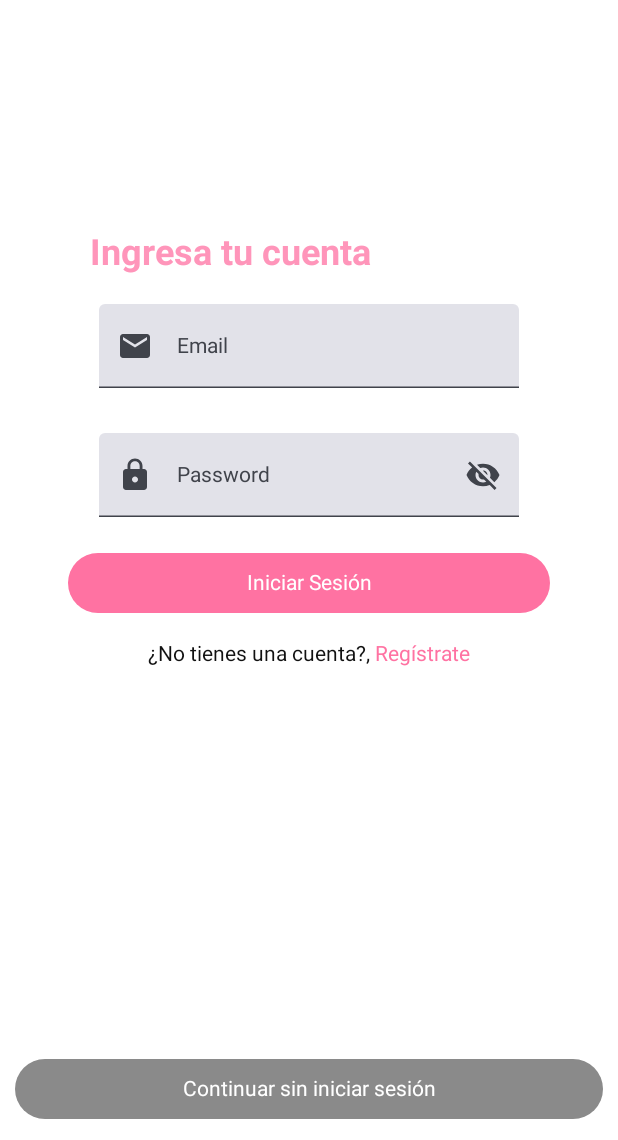
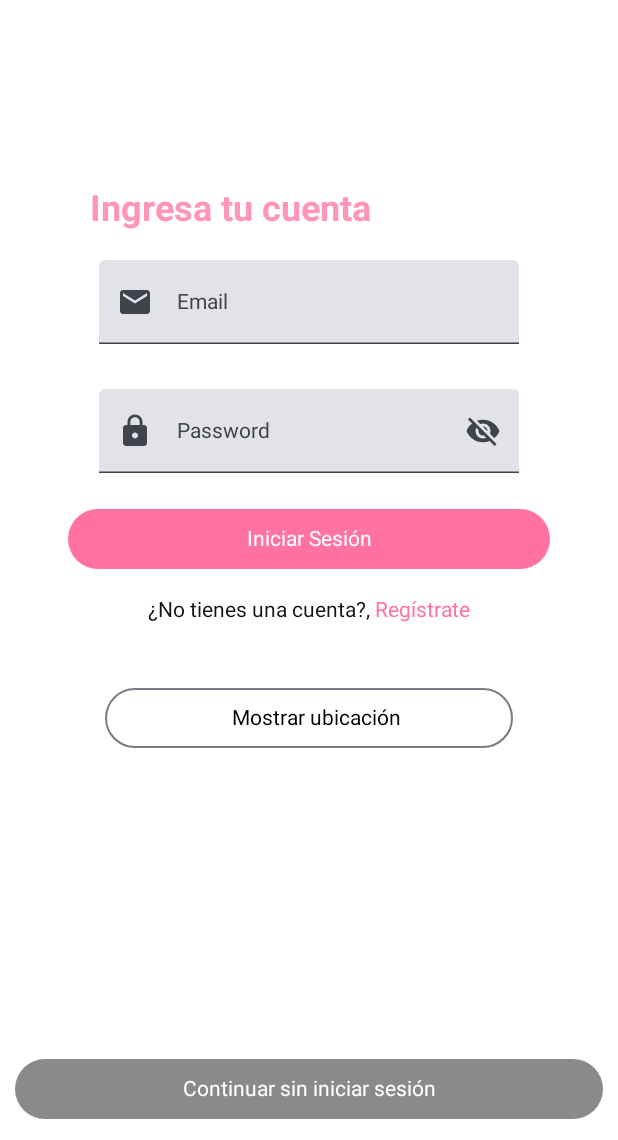
Before and after one commit to andreees-404/kitty-reader, an Android app built with Jetpack Compose: the LoginScreen screen opened through its navigation route, on a phone screen of 412 x 824 dp, the part 96-1236 px from its top. Run offline under Robolectric (Android 15) with nearby library versions, the phone set to English and light mode, and no system bars; our stand-ins replace Firebase (no records; nobody signed in at launch, a user with empty details on screens opened directly); libraries missing offline, so code that uses them is left out: com.facebook, com.facebook.appevents; 2 statements that could not run were skipped.

Commit message:
After gps

```diff
--- a/app/src/main/java/com/cutedomain/kittyreader/domain/controllers/FileHandler.kt
+++ b/app/src/main/java/com/cutedomain/kittyreader/domain/controllers/FileHandler.kt
@@ -2,9 +2,9 @@ package com.cutedomain.kittyreader.domain.controllers
 
 import android.content.Context
 import android.content.Intent
-import com.cutedomain.kittyreader.MainActivity
-import com.cutedomain.kittyreader.domain.EpubActivity
-import com.cutedomain.kittyreader.domain.PdfActivity
+import com.cutedomain.kittyreader.views.MainActivity
+import com.cutedomain.kittyreader.views.EpubActivity
+import com.cutedomain.kittyreader.views.PdfActivity
 import com.cutedomain.kittyreader.domain.UploadActivity
 
 @Suppress("IMPLICIT_CAST_TO_ANY")
--- a/app/src/main/java/com/cutedomain/kittyreader/domain/controllers/UserController.kt
+++ b/app/src/main/java/com/cutedomain/kittyreader/domain/controllers/UserController.kt
@@ -3,7 +3,7 @@ package com.cutedomain.kittyreader.domain.controllers
 import android.content.Context
 import android.content.Intent
 import android.util.Log
-import com.cutedomain.kittyreader.MainActivity
+import com.cutedomain.kittyreader.views.MainActivity
 import com.cutedomain.kittyreader.domain.UserViewModel
 import com.cutedomain.kittyreader.domain.controllers.database.DatabaseController
 import com.google.firebase.auth.FirebaseAuth
--- a/app/src/main/java/com/cutedomain/kittyreader/domain/controllers/auth/AuthActivity.kt
+++ b/app/src/main/java/com/cutedomain/kittyreader/domain/controllers/auth/AuthActivity.kt
@@ -3,7 +3,7 @@ package com.cutedomain.kittyreader.domain.controllers.auth
 import android.content.Intent
 import android.os.Bundle
 import androidx.appcompat.app.AppCompatActivity
-import com.cutedomain.kittyreader.MainActivity
+import com.cutedomain.kittyreader.views.MainActivity
 import com.facebook.CallbackManager
 import com.google.firebase.auth.FirebaseAuth
 
--- a/app/src/main/java/com/cutedomain/kittyreader/screens/ChooseFile.kt
+++ b/app/src/main/java/com/cutedomain/kittyreader/screens/ChooseFile.kt
@@ -35,8 +35,8 @@ import androidx.compose.ui.unit.sp
 import androidx.navigation.NavHostController
 import androidx.navigation.compose.rememberNavController
 import com.cutedomain.kittyreader.R
-import com.cutedomain.kittyreader.domain.EpubActivity
-import com.cutedomain.kittyreader.domain.PdfActivity
+import com.cutedomain.kittyreader.views.EpubActivity
+import com.cutedomain.kittyreader.views.PdfActivity
 import com.cutedomain.kittyreader.models.DataProvider
 import com.cutedomain.kittyreader.models.Formats
 
--- a/app/src/main/java/com/cutedomain/kittyreader/screens/GPScreen.kt
+++ b/app/src/main/java/com/cutedomain/kittyreader/screens/GPScreen.kt
@@ -6,7 +6,7 @@ import androidx.compose.material3.Text
 import androidx.compose.runtime.Composable
 import androidx.compose.ui.platform.LocalContext
 import androidx.navigation.NavController
-import com.cutedomain.kittyreader.domain.MapsActivity
+import com.cutedomain.kittyreader.views.MapsActivity
 
 @Composable
 fun GPScreen(navController: NavController){
--- a/app/src/main/java/com/cutedomain/kittyreader/screens/account/LoginScreen.kt
+++ b/app/src/main/java/com/cutedomain/kittyreader/screens/account/LoginScreen.kt
@@ -14,6 +14,7 @@ import androidx.compose.foundation.layout.fillMaxWidth
 import androidx.compose.foundation.layout.height
 import androidx.compose.foundation.layout.padding
 import androidx.compose.foundation.rememberScrollState
+import androidx.compose.foundation.shape.RoundedCornerShape
 import androidx.compose.foundation.text.ClickableText
 import androidx.compose.foundation.text.KeyboardOptions
 import androidx.compose.foundation.verticalScroll
@@ -28,6 +29,7 @@ import androidx.compose.material3.ButtonDefaults
 import androidx.compose.material3.ExperimentalMaterial3Api
 import androidx.compose.material3.Icon
 import androidx.compose.material3.IconButton
+import androidx.compose.material3.OutlinedButton
 import androidx.compose.material3.Scaffold
 import androidx.compose.material3.Text
 import androidx.compose.material3.TextField
@@ -248,6 +250,16 @@ fun LoginForm(navController: NavController){
                 modifier= Modifier.padding(PaddingValues(bottom=40.dp))
             )
 
+
+            OutlinedButton(onClick = { navController.navigate(AppScreens.GPScreen.route) },
+                colors = ButtonDefaults.elevatedButtonColors(colorResource(id = R.color.transparent)),
+                modifier = Modifier
+                    .fillMaxWidth()
+                    .padding(PaddingValues(start = 50.dp, end = 50.dp, bottom = 10.dp)),
+                shape = RoundedCornerShape(50)
+                ) {
+                Text(text = "Mostrar ubicación", modifier = Modifier.padding(PaddingValues(start = 10.dp)), style = TextStyle(color = colorResource(R.color.black)))
+            }
             // Iniciar sesión con Google
             //OutlinedButton(onClick = { userController.authFacebook() },
             //    colors = ButtonDefaults.elevatedButtonColors(colorResource(id = R.color.transparent)),
--- a/app/src/main/java/com/cutedomain/kittyreader/domain/EpubActivity.java
+++ b/app/src/main/java/com/cutedomain/kittyreader/views/EpubActivity.java
@@ -1,4 +1,4 @@
-package com.cutedomain.kittyreader.domain;
+package com.cutedomain.kittyreader.views;
 
 import androidx.activity.result.ActivityResultCallback;
 import androidx.activity.result.ActivityResultLauncher;
--- a/app/src/main/java/com/cutedomain/kittyreader/MainActivity.kt
+++ b/app/src/main/java/com/cutedomain/kittyreader/views/MainActivity.kt
@@ -1,4 +1,4 @@
-package com.cutedomain.kittyreader
+package com.cutedomain.kittyreader.views
 /*
 * @version: 0.0.5
 * @author: Andrestio404
--- a/app/src/main/java/com/cutedomain/kittyreader/domain/MapsActivity.kt
+++ b/app/src/main/java/com/cutedomain/kittyreader/views/MapsActivity.kt
@@ -1,4 +1,4 @@
-package com.cutedomain.kittyreader.domain
+package com.cutedomain.kittyreader.views
 
 import android.Manifest
 import android.graphics.Rect
--- a/app/src/main/java/com/cutedomain/kittyreader/domain/PdfActivity.kt
+++ b/app/src/main/java/com/cutedomain/kittyreader/views/PdfActivity.kt
@@ -1,4 +1,4 @@
-package com.cutedomain.kittyreader.domain
+package com.cutedomain.kittyreader.views
 
 import android.os.Bundle
 import android.util.Log
--- a/app/src/main/res/layout/activity_epub.xml
+++ b/app/src/main/res/layout/activity_epub.xml
@@ -4,7 +4,7 @@
     xmlns:tools="http://schemas.android.com/tools"
     android:layout_width="match_parent"
     android:layout_height="match_parent"
-    tools:context=".domain.EpubActivity"
+    tools:context=".views.EpubActivity"
     android:orientation="vertical"
     android:layout_gravity="top"
     android:gravity="center_vertical">
--- a/app/src/main/res/layout/activity_maps.xml
+++ b/app/src/main/res/layout/activity_maps.xml
@@ -4,7 +4,7 @@
     xmlns:tools="http://schemas.android.com/tools"
     android:layout_width="match_parent"
     android:layout_height="match_parent"
-    tools:context=".domain.MapsActivity">
+    tools:context=".views.MapsActivity">
 
 
 
--- a/app/src/main/res/layout/activity_maps2.xml
+++ b/app/src/main/res/layout/activity_maps2.xml
@@ -4,6 +4,6 @@
     xmlns:tools="http://schemas.android.com/tools"
     android:layout_width="match_parent"
     android:layout_height="match_parent"
-    tools:context=".domain.MapsActivity">
+    tools:context=".views.MapsActivity">
 
 </androidx.constraintlayout.widget.ConstraintLayout>
--- a/app/src/main/res/layout/activity_maps3.xml
+++ b/app/src/main/res/layout/activity_maps3.xml
@@ -4,6 +4,6 @@
     xmlns:tools="http://schemas.android.com/tools"
     android:layout_width="match_parent"
     android:layout_height="match_parent"
-    tools:context=".domain.MapsActivity">
+    tools:context=".views.MapsActivity">
 
 </androidx.constraintlayout.widget.ConstraintLayout>
--- a/app/src/main/res/layout/activity_pdf.xml
+++ b/app/src/main/res/layout/activity_pdf.xml
@@ -4,7 +4,7 @@
     xmlns:tools="http://schemas.android.com/tools"
     android:layout_width="match_parent"
     android:layout_height="match_parent"
-    tools:context=".domain.PdfActivity">
+    tools:context=".views.PdfActivity">
 
     <com.github.barteksc.pdfviewer.PDFView
         android:id="@+id/pdfView"
```
Also changed, not shown: app/src/main/AndroidManifest.xml (+4 -4 lines).
